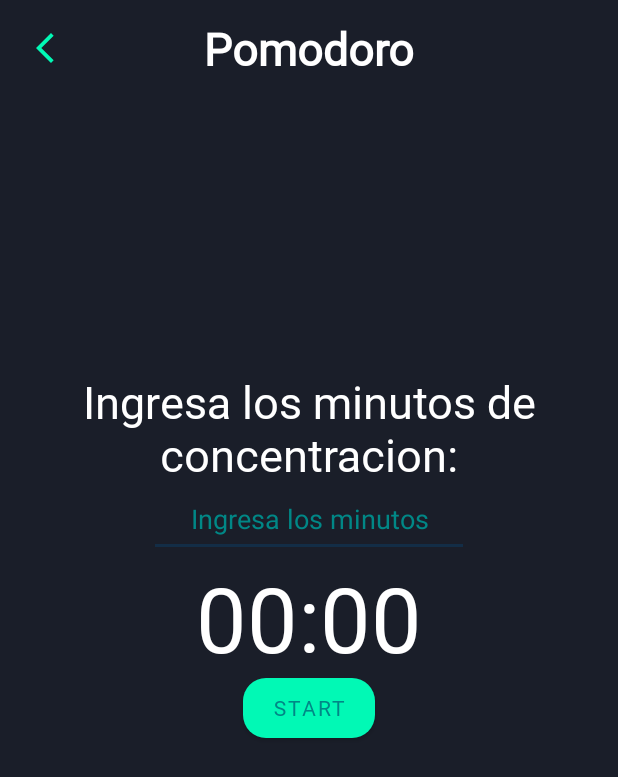
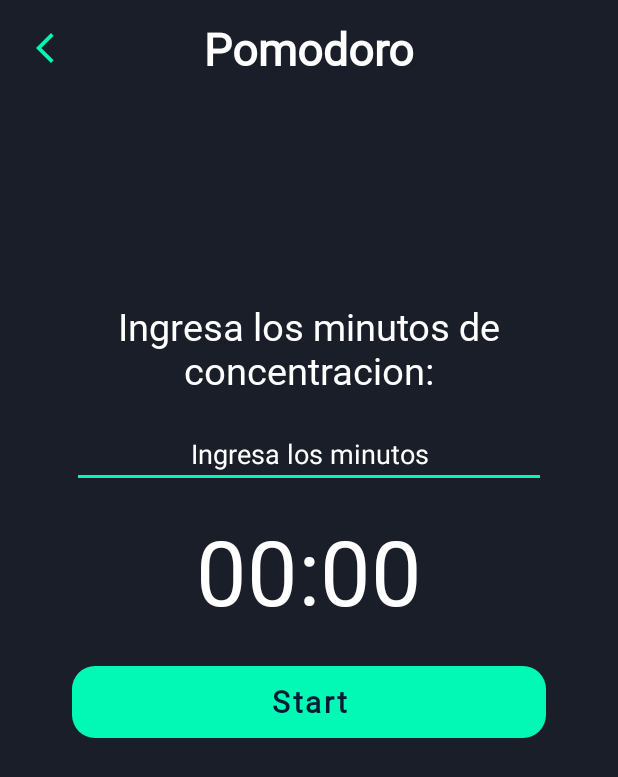
Before and after one commit to OmarQuinonez21/baseDeProyecto, an Android app: the pomodoroActivity screen opened directly, with no data from a screen before it, on a phone screen of 412 x 824 dp. Shown: the top 777 px of the screen. Run offline under Robolectric (Android 15) with nearby library versions, the phone set to English and light mode, and no system bars.

Commit message:
Modify: Pomodoro

```diff
--- a/app/src/main/java/com/example/inicio/pomodoroActivity.java
+++ b/app/src/main/java/com/example/inicio/pomodoroActivity.java
@@ -136,7 +136,7 @@ public class pomodoroActivity extends AppCompatActivity {
                             indicaciones.setText("Concentrate");
                             indicaciones.setTextColor(Color.RED);
                             mTimerRunning = true;
-                            mButtonStartPause.setText("pause");
+                            mButtonStartPause.setText("Pause");
                             mButtonReset.setVisibility(View.INVISIBLE);
                             //aqui se puede agregar una booleana para descanso y cuando salga la boleana dar felicitaciones
                         }
@@ -144,7 +144,7 @@ public class pomodoroActivity extends AppCompatActivity {
                     indicaciones.setText("Descansa");
                     indicaciones.setTextColor(Color.GREEN);
                     mTimerRunning = true;
-                    mButtonStartPause.setText("pause");
+                    mButtonStartPause.setText("Pause");
                     mButtonReset.setVisibility(View.INVISIBLE);
                     //aqui se puede agregar una booleana para descanso y cuando salga la boleana dar felicitaciones
                 }
@@ -152,7 +152,7 @@ public class pomodoroActivity extends AppCompatActivity {
             indicaciones.setText("Concentrate");
             indicaciones.setTextColor(Color.RED);
             mTimerRunning = true;
-            mButtonStartPause.setText("pause");
+            mButtonStartPause.setText("Pause");
             mButtonReset.setVisibility(View.INVISIBLE);
         }
 
--- a/app/src/main/res/layout/activity_pomodoro.xml
+++ b/app/src/main/res/layout/activity_pomodoro.xml
@@ -1,18 +1,11 @@
 <?xml version="1.0" encoding="utf-8"?>
-
-<RelativeLayout xmlns:android="http://schemas.android.com/apk/res/android"
+<androidx.constraintlayout.widget.ConstraintLayout xmlns:android="http://schemas.android.com/apk/res/android"
     xmlns:app="http://schemas.android.com/apk/res-auto"
     xmlns:tools="http://schemas.android.com/tools"
     android:layout_width="match_parent"
     android:layout_height="match_parent"
     android:background="@color/az_3"
     tools:context=".pomodoroActivity">
-
-    <androidx.constraintlayout.widget.ConstraintLayout
-        android:layout_width="match_parent"
-        android:layout_height="match_parent"
-        android:background="@color/az_3"
-        tools:context=".habitosActivity">
 
         <TextView
             android:id="@+id/tit_Pomodoro"
@@ -40,67 +33,96 @@
             app:srcCompat="@drawable/baseline_arrow_back_ios_new_24"
             tools:ignore="MissingConstraints" />
 
-    </androidx.constraintlayout.widget.ConstraintLayout>
+    <Button
+        android:id="@+id/button_reset"
+        android:layout_width="match_parent"
+        android:layout_height="wrap_content"
+        android:layout_marginStart="48dp"
+        android:layout_marginTop="16dp"
+        android:layout_marginEnd="48dp"
+        android:background="@drawable/button_rounded_res"
+        android:fontFamily="@font/roboto_slab"
+        android:text="Reset"
+        android:textAllCaps="false"
+        android:textColor="@color/az_2"
+        android:textSize="20sp"
+        android:textStyle="bold"
+        android:visibility="invisible"
+        app:layout_constraintEnd_toEndOf="parent"
+        app:layout_constraintStart_toStartOf="parent"
+        app:layout_constraintTop_toBottomOf="@+id/button_start_pause"
+        tools:visibility="visible" />
+
+    <Button
+        android:id="@+id/button_start_pause"
+        android:layout_width="match_parent"
+        android:layout_height="wrap_content"
+        android:layout_marginStart="48dp"
+        android:layout_marginTop="24dp"
+        android:layout_marginEnd="48dp"
+        android:background="@drawable/button_rounded_res"
+        android:fontFamily="@font/roboto_slab"
+        android:text="Start"
+        android:textAllCaps="false"
+        android:textColor="@color/az_2"
+        android:textSize="20sp"
+        android:textStyle="bold"
+        app:layout_constraintEnd_toEndOf="parent"
+        app:layout_constraintStart_toStartOf="parent"
+        app:layout_constraintTop_toBottomOf="@+id/text_view_countdown" />
 
 
     <TextView
         android:id="@+id/text_view_indicaciones"
         android:layout_width="wrap_content"
         android:layout_height="wrap_content"
+        android:layout_above="@+id/ingresaMinutos"
         android:layout_centerHorizontal="true"
         android:layout_centerVertical="true"
-        android:layout_above="@+id/ingresaMinutos"
-        android:text="Ingresa los minutos de concentracion:"
+        android:layout_marginTop="200dp"
         android:fontFamily="@font/roboto_slab"
         android:gravity="center_horizontal"
+        android:text="Ingresa los minutos de concentracion:"
         android:textColor="@color/white"
-        android:textSize="30sp" />
+        android:textSize="25sp"
+        app:layout_constraintEnd_toEndOf="parent"
+        app:layout_constraintStart_toStartOf="parent"
+        app:layout_constraintTop_toTopOf="parent" />
+
     <TextView
         android:id="@+id/text_view_countdown"
         android:layout_width="wrap_content"
-        android:layout_height="wrap_content"
+        android:layout_height="80dp"
         android:layout_centerHorizontal="true"
         android:layout_centerVertical="true"
+        android:layout_marginTop="76dp"
         android:fontFamily="@font/roboto_slab"
         android:text="00:00"
         android:textColor="@color/white"
-        android:textSize="60sp" />
-
-    <Button
-        android:id="@+id/button_start_pause"
-        android:layout_width="wrap_content"
-        android:layout_height="40dp"
-        android:layout_below="@+id/text_view_countdown"
-        android:layout_centerHorizontal="true"
-        android:background="@drawable/button_rounded_res"
-        android:fontFamily="@font/roboto_slab"
-        android:text="start" />
-
-    <Button
-        android:id="@+id/button_reset"
-        android:layout_width="wrap_content"
-        android:layout_height="40dp"
-        android:layout_below="@+id/button_start_pause"
-        android:layout_centerHorizontal="true"
-        android:layout_marginStart="11dp"
-        android:text="reset"
-        android:background="@drawable/button_rounded_res"
-        android:fontFamily="@font/roboto_slab"
-        android:visibility="invisible"
-        tools:visibility="visible" />
+        android:textSize="60sp"
+        app:layout_constraintEnd_toEndOf="parent"
+        app:layout_constraintStart_toStartOf="parent"
+        app:layout_constraintTop_toBottomOf="@+id/text_view_indicaciones" />
 
     <EditText
         android:id="@+id/ingresaMinutos"
-        android:layout_width="wrap_content"
-        android:layout_height="48dp"
+        android:layout_width="match_parent"
+        android:layout_height="wrap_content"
         android:layout_above="@+id/text_view_countdown"
         android:layout_centerInParent="true"
+        android:layout_marginStart="48dp"
+        android:layout_marginTop="16dp"
+        android:layout_marginEnd="48dp"
         android:ems="10"
         android:gravity="center_horizontal"
+        android:hint="Ingresa los minutos"
+        android:backgroundTint="@color/tur_1"
         android:inputType="number"
-        android:textColorHint="@color/teal_700"
-        android:textColor="@color/teal_200"
-        android:hint="Ingresa los minutos"/>
+        android:textColor="@color/white"
+        android:textColorHint="@color/white"
+        android:theme="@style/Theme.AppCompat.NoActionBar"
+        app:layout_constraintEnd_toEndOf="parent"
+        app:layout_constraintStart_toStartOf="parent"
+        app:layout_constraintTop_toBottomOf="@+id/text_view_indicaciones" />
 
-
-</RelativeLayout>
+</androidx.constraintlayout.widget.ConstraintLayout>
```
